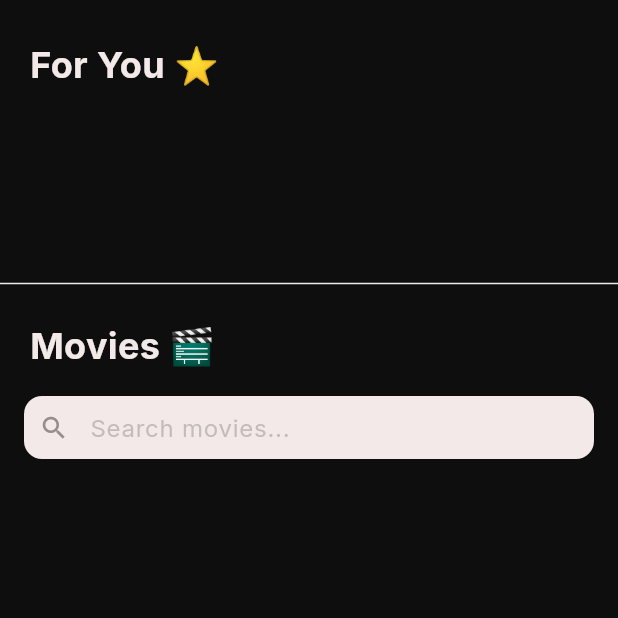
After one commit to anilicen/movie-study-case, a Flutter app: the HomeScreen screen opened by its route, on a phone screen of 412 x 824 dp, the top half of it. The commit adds this screen. Run offline on Flutter 3.47's test engine with Material 3 defaults, Android fonts, the phone set to English and light mode, and no system bars; drawn by our look-alikes of scrollable_positioned_list; our stand-ins replace cached_network_image, dio, flutter_dotenv, flutter_mobx, flutter_svg, get_it and 3 more; accounts and stored records are empty; generated files the repository leaves out were written again; network calls fail.

Commit message:
added main screen

```diff
--- a/lib/config/routes/app_routes.dart
+++ b/lib/config/routes/app_routes.dart
@@ -2,17 +2,20 @@ import 'package:flutter/material.dart';
 import 'package:movie_study_case/presentation/screens/splash/splash_screen.dart';
 import 'package:movie_study_case/presentation/screens/onboarding_movie_selection/onboarding_movie_selection_screen.dart';
 import 'package:movie_study_case/presentation/screens/onboarding_genre_selection/onboarding_genre_selection_screen.dart';
+import 'package:movie_study_case/presentation/screens/home/home_screen.dart';
 
 class AppRoutes {
   static const String splash = '/';
   static const String movieOnboarding = '/movie-onboarding';
   static const String genreOnboarding = '/genre-onboarding';
+  static const String home = '/home';
 
   static Map<String, WidgetBuilder> getRoutes() {
     return {
       splash: (context) => const SplashScreen(),
       movieOnboarding: (context) => const OnboardingMovieSelectionScreen(),
       genreOnboarding: (context) => const OnboardingGenreSelectionScreen(),
+      home: (context) => const HomeScreen(),
     };
   }
 }
--- /dev/null
+++ b/lib/presentation/screens/home/home_screen.dart
@@ -0,0 +1,289 @@
+import 'package:flutter/material.dart';
+import 'package:flutter_mobx/flutter_mobx.dart';
+import 'package:cached_network_image/cached_network_image.dart';
+import 'package:scrollable_positioned_list/scrollable_positioned_list.dart';
+import 'package:movie_study_case/config/theme/app_colors.dart';
+import 'package:movie_study_case/core/di/service_locator.dart';
+import 'package:movie_study_case/presentation/stores/home_store/home_store.dart';
+import 'package:movie_study_case/presentation/widgets/primary_circular_container.dart';
+import 'package:movie_study_case/presentation/widgets/primary_chips.dart';
+import 'package:movie_study_case/presentation/widgets/primary_container.dart';
+import 'package:movie_study_case/presentation/widgets/gradient_shadow.dart';
+
+class HomeScreen extends StatefulWidget {
+  const HomeScreen({super.key});
+
+  @override
+  State<HomeScreen> createState() => _HomeScreenState();
+}
+
+class _HomeScreenState extends State<HomeScreen> {
+  late final HomeStore store;
+
+  @override
+  void initState() {
+    super.initState();
+    store = getIt<HomeStore>();
+    store.initialize();
+  }
+
+  @override
+  void dispose() {
+    store.dispose();
+    super.dispose();
+  }
+
+  @override
+  Widget build(BuildContext context) {
+    return Scaffold(
+      backgroundColor: AppColors.kBlack,
+      body: SafeArea(
+        child: Stack(
+          children: [
+            Positioned.fill(
+              child: Observer(
+                builder: (_) {
+                  if (store.isLoadingGenres || store.isLoadingFavorites) {
+                    return const Center(child: CircularProgressIndicator());
+                  }
+
+                  return Column(
+                    crossAxisAlignment: CrossAxisAlignment.start,
+                    children: [
+                      const SizedBox(height: 26),
+
+                      const Padding(
+                        padding: EdgeInsets.symmetric(horizontal: 20),
+                        child: Text(
+                          'For You ⭐️',
+                          style: TextStyle(
+                            fontSize: 24,
+                            fontWeight: FontWeight.bold,
+                            color: AppColors.kWhite,
+                          ),
+                        ),
+                      ),
+
+                      const SizedBox(height: 20),
+
+                      SizedBox(
+                        height: 80,
+                        child: Observer(
+                          builder: (_) => ListView.builder(
+                            scrollDirection: Axis.horizontal,
+                            padding: const EdgeInsets.symmetric(horizontal: 20),
+                            itemCount: store.favoriteMovies.length,
+                            itemBuilder: (context, index) {
+                              final movie = store.favoriteMovies[index];
+                              return Padding(
+                                padding: const EdgeInsets.only(right: 16),
+                                child: PrimaryCircularContainer(
+                                  isActive: false,
+                                  child: ClipOval(
+                                    child: CachedNetworkImage(
+                                      imageUrl:
+                                          'https://image.tmdb.org/t/p/w500${movie.posterPath}',
+                                      fit: BoxFit.cover,
+                                      width: double.infinity,
+                                      height: double.infinity,
+                                      placeholder: (context, url) =>
+                                          const Center(
+                                            child: CircularProgressIndicator(),
+                                          ),
+                                      errorWidget: (context, url, error) =>
+                                          const Icon(Icons.error),
+                                    ),
+                                  ),
+                                ),
+                              );
+                            },
+                          ),
+                        ),
+                      ),
+
+                      const SizedBox(height: 20),
+
+                      Divider(color: AppColors.kWhite, thickness: 1),
+
+                      const SizedBox(height: 16),
+
+                      const Padding(
+                        padding: EdgeInsets.symmetric(horizontal: 20),
+                        child: Text(
+                          'Movies 🎬',
+                          style: TextStyle(
+                            fontSize: 24,
+                            fontWeight: FontWeight.bold,
+                            color: AppColors.kWhite,
+                          ),
+                        ),
+                      ),
+
+                      // Search Bar
+                      Padding(
+                        padding: const EdgeInsets.symmetric(
+                          horizontal: 16,
+                          vertical: 16,
+                        ),
+                        child: TextField(
+                          onChanged: store.updateSearchQuery,
+                          style: const TextStyle(color: AppColors.kBlack),
+                          decoration: InputDecoration(
+                            hintText: 'Search movies...',
+                            hintStyle: TextStyle(
+                              color: AppColors.kDarkGray.withOpacity(0.5),
+                            ),
+                            filled: true,
+                            fillColor: AppColors.kWhite,
+                            isDense: true,
+                            contentPadding: const EdgeInsets.symmetric(
+                              horizontal: 16,
+                              vertical: 9,
+                            ),
+                            border: OutlineInputBorder(
+                              borderRadius: BorderRadius.circular(12),
+                              borderSide: BorderSide.none,
+                            ),
+                            prefixIcon: const Icon(
+                              Icons.search,
+                              size: 20,
+                              color: AppColors.kDarkGray,
+                            ),
+                            prefixIconConstraints: const BoxConstraints(
+                              minWidth: 40,
+                              minHeight: 40,
+                            ),
+                          ),
+                        ),
+                      ),
+
+                      // Genre Chips
+                      SizedBox(
+                        height: 44,
+                        child: ListView.builder(
+                          controller: store.chipScrollController,
+                          scrollDirection: Axis.horizontal,
+                          padding: const EdgeInsets.symmetric(horizontal: 20),
+                          itemCount: store.genres.length,
+                          itemBuilder: (context, index) {
+                            final genre = store.genres[index];
+                            return Padding(
+                              padding: const EdgeInsets.only(right: 8),
+                              child: Observer(
+                                builder: (_) {
+                                  final isSelected =
+                                      store.selectedGenreIndex == index;
+
+                                  return PrimaryChips(
+                                    label: genre.name,
+                                    isSelected: isSelected,
+                                    onTap: () => store.scrollToGenre(index),
+                                  );
+                                },
+                              ),
+                            );
+                          },
+                        ),
+                      ),
+
+                      const SizedBox(height: 16),
+
+                      // Category Feed
+                      Expanded(
+                        child: Observer(
+                          builder: (_) => ScrollablePositionedList.builder(
+                            itemScrollController: store.itemScrollController,
+                            itemPositionsListener: store.itemPositionsListener,
+                            padding: const EdgeInsets.symmetric(horizontal: 20),
+                            itemCount: store.genres.length,
+                            itemBuilder: (context, genreIndex) {
+                              final genre = store.genres[genreIndex];
+                              final movies =
+                                  store.moviesByGenre[genre.id] ?? [];
+
+                              return Container(
+                                margin: const EdgeInsets.only(bottom: 32),
+                                child: Column(
+                                  crossAxisAlignment: CrossAxisAlignment.start,
+                                  children: [
+                                    Text(
+                                      genre.name,
+                                      style: const TextStyle(
+                                        fontSize: 20,
+                                        fontWeight: FontWeight.bold,
+                                        color: AppColors.kWhite,
+                                      ),
+                                    ),
+                                    const SizedBox(height: 12),
+                                    GridView.builder(
+                                      shrinkWrap: true,
+                                      physics:
+                                          const NeverScrollableScrollPhysics(),
+                                      gridDelegate:
+                                          const SliverGridDelegateWithFixedCrossAxisCount(
+                                            crossAxisCount: 3,
+                                            crossAxisSpacing: 12,
+                                            mainAxisSpacing: 12,
+                                            childAspectRatio: 0.7,
+                                          ),
+                                      itemCount: movies.length,
+                                      itemBuilder: (context, movieIndex) {
+                                        final movie = movies[movieIndex];
+                                        return Column(
+                                          children: [
+                                            Expanded(
+                                              child: PrimaryContainer(
+                                                child: ClipRRect(
+                                                  borderRadius:
+                                                      BorderRadius.circular(8),
+                                                  child: CachedNetworkImage(
+                                                    imageUrl:
+                                                        'https://image.tmdb.org/t/p/w500${movie.posterPath}',
+                                                    fit: BoxFit.cover,
+                                                    width: double.infinity,
+                                                    height: double.infinity,
+                                                    placeholder:
+                                                        (
+                                                          context,
+                                                          url,
+                                                        ) => const Center(
+                                                          child:
+                                                              CircularProgressIndicator(),
+                                                        ),
+                                                    errorWidget:
+                                                        (context, url, error) =>
+                                                            const Icon(
+                                                              Icons.error,
+                                                            ),
+                                                  ),
+                                                ),
+                                              ),
+                                            ),
+                                          ],
+                                        );
+                                      },
+                                    ),
+                                  ],
+                                ),
+                              );
+                            },
+                          ),
+                        ),
+                      ),
+                    ],
+                  );
+                },
+              ),
+            ),
+            Positioned(
+              bottom: 0,
+              left: 0,
+              right: 0,
+              child: GradientShadow(height: 30, isTop: false),
+            ),
+          ],
+        ),
+      ),
+    );
+  }
+}
--- a/pubspec.yaml
+++ b/pubspec.yaml
@@ -46,6 +46,9 @@ dependencies:
 
   # Networking
   dio: ^5.4.0
+
+  # Scrolling
+  scrollable_positioned_list: ^0.3.8
 
   # DI
   get_it: ^7.6.0
```
Also changed, not shown: lib/core/di/service_locator.dart (+27 -3 lines), lib/presentation/screens/onboarding_genre_selection/onboarding_genre_selection_screen.dart (+2 -8 lines), lib/presentation/stores/home_store/home_store.dart (added, +181 -0 lines), lib/presentation/stores/splash_store/splash_store.dart (+12 -5 lines), lib/presentation/widgets/primary_chips.dart (added, +54 -0 lines), assets/checkmark_chips.png (added), lib/presentation/stores/home_store/home_store.g.dart (added), pubspec.lock.
